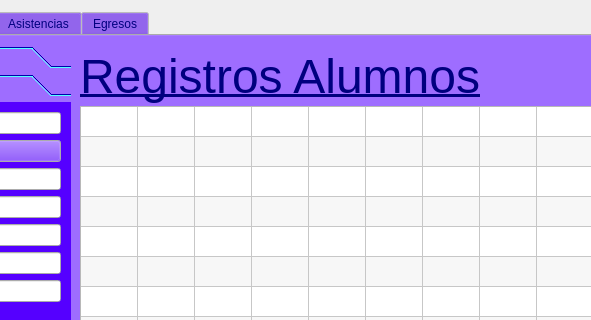
This is Interfaz.ui in gastoncer92/intitutoJuan as Qt 5 draws it before an edit; both pictures show x 152 to 743 and y 0 to 320 of the 1249 by 659 pixel window. The edited form follows.
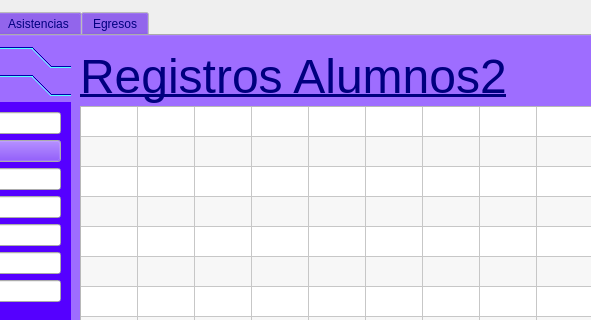
This is the edited form. The open tabs and pages were chosen to show the change.

Commit message: Mi primer guardado! :D

```diff
--- a/Interfaz.ui
+++ b/Interfaz.ui
@@ -754,7 +754,7 @@
        <rect>
         <x>230</x>
         <y>0</y>
-        <width>401</width>
+        <width>431</width>
         <height>81</height>
        </rect>
       </property>
@@ -766,7 +766,7 @@
        </font>
       </property>
       <property name="text">
-       <string>Registros Alumnos</string>
+       <string>Registros Alumnos2</string>
       </property>
      </widget>
     </widget>
```
Left out of the diff: 12 changed lines with no effect on the pictures. The commit also changes 1 other file.
